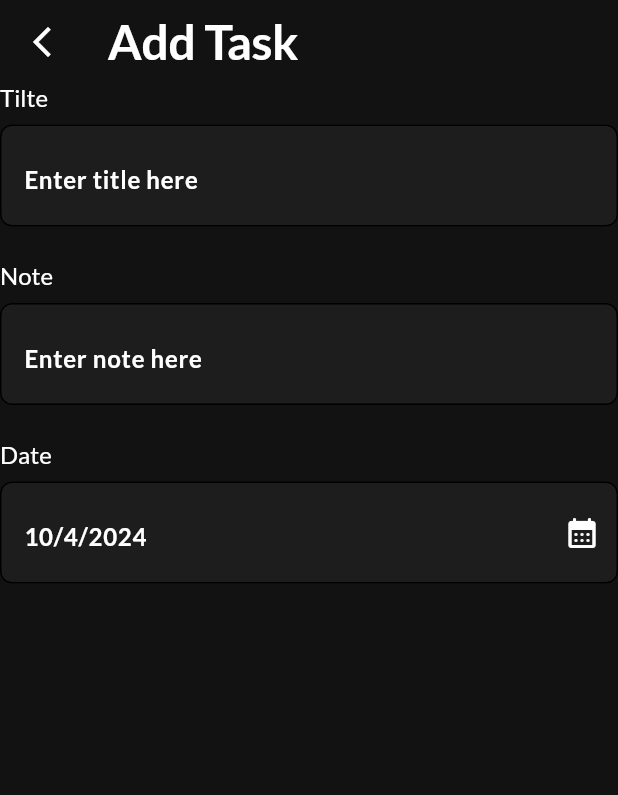
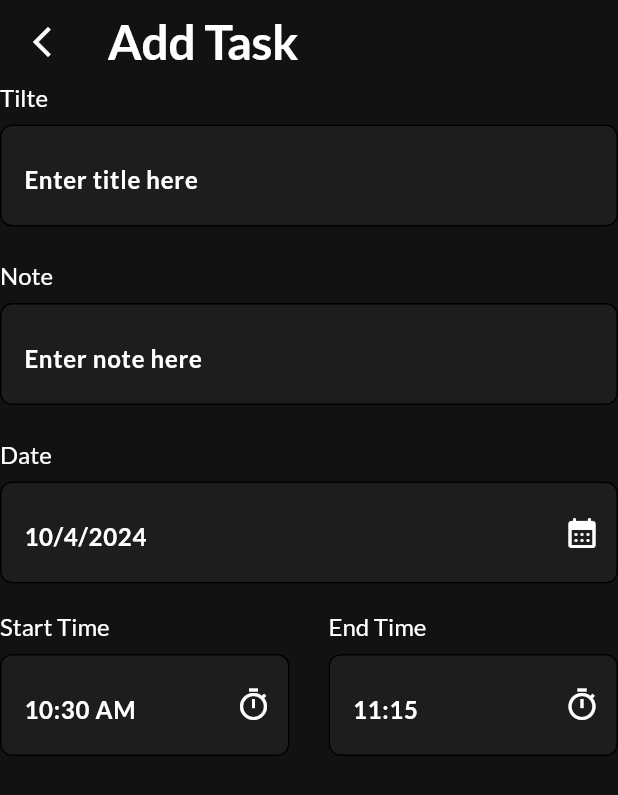
Before and after one commit to Mo-spac/to_do_app_eza, a Flutter app: the AddTaskScreen screen opened directly, on a phone screen of 412 x 824 dp. Shown: the top 795 px of the screen. Run offline on Flutter 3.47's test engine with Material 3 defaults, Android fonts, the phone set to English and light mode, and no system bars; our stand-ins replace date_picker_timeline, get_it, google_fonts, shared_preferences, smooth_page_indicator; accounts and stored records are empty.

Commit message:
create Time in Add Task Screen

```diff
--- a/lib/featured/task/presentation/screens/add_task_screen/add_task_screen.dart
+++ b/lib/featured/task/presentation/screens/add_task_screen/add_task_screen.dart
@@ -17,6 +17,12 @@ class _AddTaskScreenState extends State<AddTaskScreen> {
   TextEditingController noteController = TextEditingController();
 
   DateTime currentDate = DateTime.now();
+  String startTime = DateFormat('hh:mm a').format(DateTime.now());
+  String endTime = DateFormat('hh:mm').format(
+    DateTime.now().add(
+      Duration(minutes: 45),
+    ),
+  );
 
   @override
   Widget build(BuildContext context) {
@@ -76,13 +82,79 @@ class _AddTaskScreenState extends State<AddTaskScreen> {
                         // initialEntryMode: DatePickerEntryMode.inputOnly,
                       );
                       setState(() {});
-                      currentDate = pickedDate!;
+                      if (pickedDate != null) {
+                        currentDate = pickedDate;
+                      } else {
+                        print('pickedDate == null');
+                      }
                     },
                     icon: Icon(
                       Icons.calendar_month_rounded,
                       color: AppColors.white,
                     )),
               ),
+              SizedBox(
+                height: 20,
+              ),
+              Row(
+                children: [
+                  Expanded(
+                    child: AddTaskComponent(
+                      title: AppStrings.startTime,
+                      hintText: startTime,
+                      suffixIcon: IconButton(
+                        onPressed: () async {
+                          TimeOfDay? pickedStartTime = await showTimePicker(
+                            context: context,
+                            initialTime: TimeOfDay.fromDateTime(DateTime.now()),
+                          );
+
+                          if (pickedStartTime != null) {
+                            setState(() {
+                              startTime = pickedStartTime.format(context);
+                            });
+                          } else {
+                            print('Start Time == null');
+                          }
+                        },
+                        icon: Icon(
+                          Icons.timer_outlined,
+                          color: AppColors.white,
+                        ),
+                      ),
+                    ),
+                  ),
+                  SizedBox(
+                    width: 26,
+                  ),
+                  Expanded(
+                    child: AddTaskComponent(
+                      title: AppStrings.endTime,
+                      hintText: endTime,
+                      suffixIcon: IconButton(
+                        onPressed: () async {
+                          TimeOfDay? pickedStartTime = await showTimePicker(
+                            context: context,
+                            initialTime: TimeOfDay.fromDateTime(DateTime.now()),
+                          );
+
+                          if (pickedStartTime != null) {
+                            setState(() {
+                              endTime = pickedStartTime.format(context);
+                            });
+                          } else {
+                            print('End Time == null');
+                          }
+                        },
+                        icon: Icon(
+                          Icons.timer_outlined,
+                          color: AppColors.white,
+                        ),
+                      ),
+                    ),
+                  ),
+                ],
+              )
             ],
           ),
         ),
```
